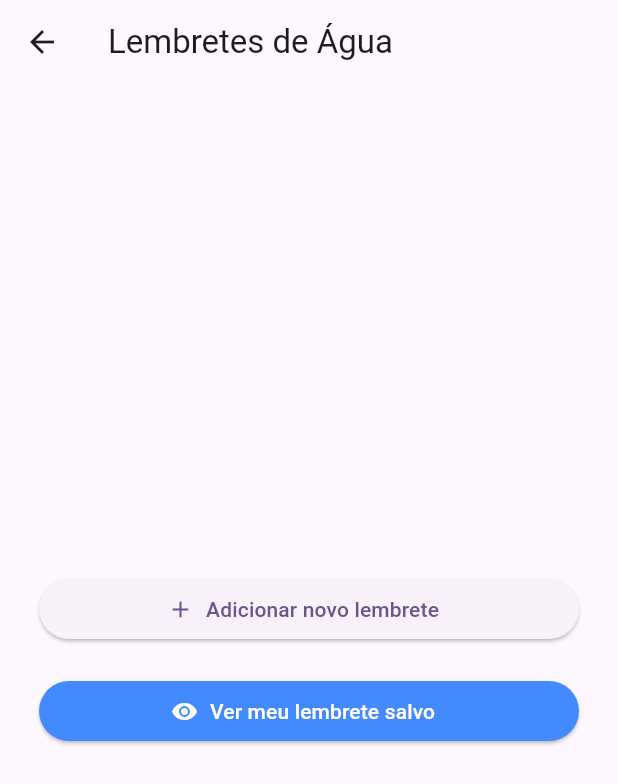
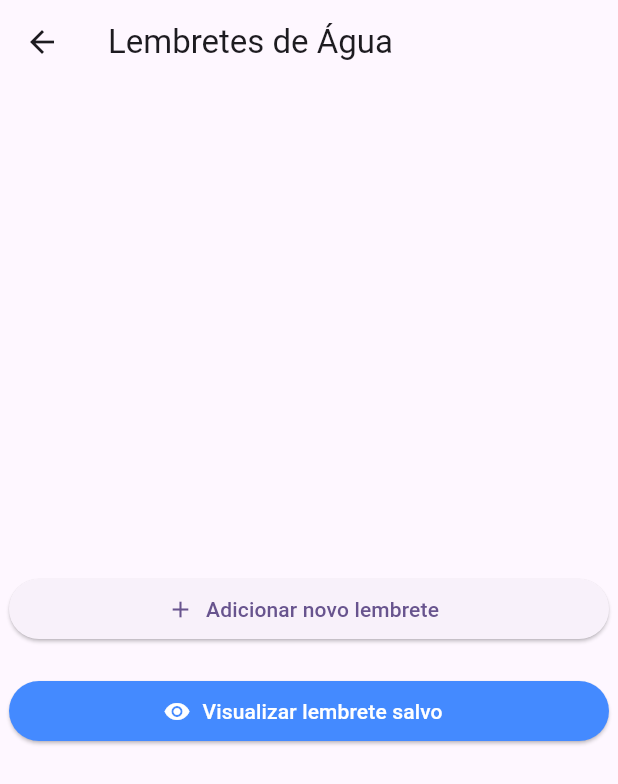
Before and after one commit to milenafs/cinco-tigres-felizes, a Flutter app: the LembreteAguaScreen screen opened directly, on a phone screen of 412 x 824 dp. Shown: the top 784 px of the screen. Run offline on Flutter 3.47's test engine with Material 3 defaults, Android fonts, the phone set to English and light mode, and no system bars; our stand-ins replace shared_preferences; accounts and stored records are empty.

Commit message:
feat: adiciona botão de navegação para a visualização de lembrete

```diff
--- a/lib/screens/lembrete_agua_screen.dart
+++ b/lib/screens/lembrete_agua_screen.dart
@@ -1,31 +1,9 @@
 import 'package:flutter/material.dart';
-import 'package:shared_preferences/shared_preferences.dart';
 import 'cadastro_lembrete_agua_screen.dart';
 import 'visualizacao_agua_screen.dart';
 
-class LembreteAguaScreen extends StatefulWidget {
+class LembreteAguaScreen extends StatelessWidget {
   const LembreteAguaScreen({super.key});
-
-  @override
-  State<LembreteAguaScreen> createState() => _LembreteAguaScreenState();
-}
-
-class _LembreteAguaScreenState extends State<LembreteAguaScreen> {
-
-  Future<void> _salvarNoBanco(dynamic resultado) async {
-    final prefs = await SharedPreferences.getInstance();
-
-    await prefs.setString('horario_agua', resultado.toString());
-
-    if (mounted) {
-      ScaffoldMessenger.of(context).showSnackBar(
-        const SnackBar(
-          content: Text('Lembrete salvo com sucesso!'),
-          backgroundColor: Colors.green,
-        ),
-      );
-    }
-  }
 
   @override
   Widget build(BuildContext context) {
@@ -34,36 +12,26 @@ class _LembreteAguaScreenState extends State<LembreteAguaScreen> {
       body: Center(
         child: ConstrainedBox(
           constraints: const BoxConstraints(maxWidth: 400),
-          child: Padding(
-            padding: const EdgeInsets.symmetric(horizontal: 20),
           child: Column(
-              mainAxisAlignment: MainAxisAlignment.center,
+            mainAxisAlignment: MainAxisAlignment.center, // Centraliza os botões na tela
             children: [
-                // BOTÃO DE CADASTRO (Criado pelo seu colega)
               SizedBox(
                 width: double.infinity,
                 child: ElevatedButton.icon(
-                    onPressed: () async {
-                      // O 'await' faz o app esperar o usuário terminar o cadastro
-                      final resultado = await Navigator.of(context).push(
+                  onPressed: () {
+                    Navigator.of(context).push(
                       MaterialPageRoute(
                         builder: (_) => const CadastroLembreteScreen(),
                       ),
                     );
-
-                      // Se o usuário não cancelou e retornou um dado
-                      if (resultado != null) {
-                        await _salvarNoBanco(resultado);
-                      }
                   },
                   icon: const Icon(Icons.add),
                   label: const Text('Adicionar novo lembrete'),
                 ),
               ),
-
               const SizedBox(height: 20),
 
-                // O SEU BOTÃO DE VISUALIZAÇÃO
+              // Botão para visualizar o lembrete salvo
               SizedBox(
                 width: double.infinity,
                 child: ElevatedButton.icon(
@@ -75,17 +43,16 @@ class _LembreteAguaScreenState extends State<LembreteAguaScreen> {
                     );
                   },
                   icon: const Icon(Icons.visibility),
-                    label: const Text('Ver meu lembrete salvo'),
+                  label: const Text('Visualizar lembrete salvo'),
                   style: ElevatedButton.styleFrom(
                     backgroundColor: Colors.blueAccent,
                     foregroundColor: Colors.white,
                   ),
                 ),
               ),
-              ],
-            ),
-          ),
-        ),
+            ]
+          )
+        )
       ),
     );
   }
```
Lines whose indentation alone changed are shown as unchanged.
